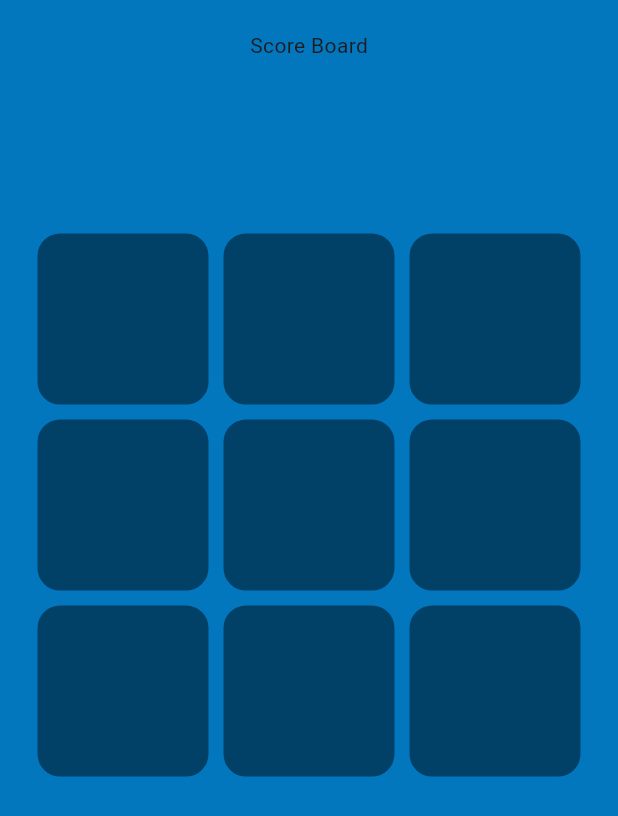
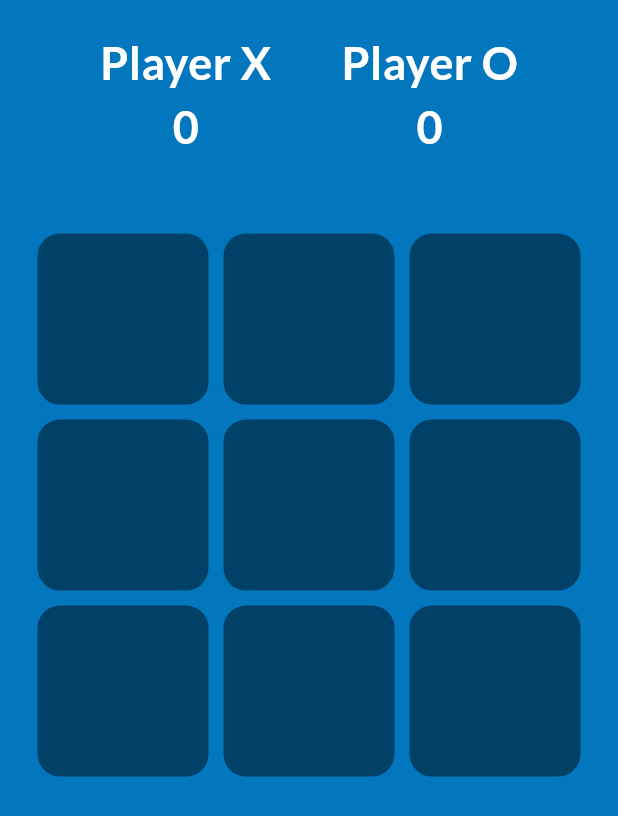
Before and after one commit to milanmhrjn/tic-tac-toe, a Flutter app: the screen it shows after launch, on a phone screen of 412 x 824 dp. Shown: the top 816 px of the screen. Run offline on Flutter 3.47's test engine with Material 3 defaults, Android fonts, the phone set to English and light mode, and no system bars; our stand-ins replace google_fonts.

Commit message:
initial commit

```diff
--- a/lib/screens/gameScreen.dart
+++ b/lib/screens/gameScreen.dart
@@ -23,6 +23,9 @@ class _gameScreenState extends State<gameScreen> {
     '',
   ];
   String result = '';
+  int oScore = 0;
+  int xScore = 0;
+  int filledBoxes = 0;
   @override
   Widget build(BuildContext context) {
     return Scaffold(
@@ -32,7 +35,50 @@ class _gameScreenState extends State<gameScreen> {
           padding: const EdgeInsets.all(20),
           child: Column(
             children: [
-              Expanded(flex: 1, child: Text("Score Board")),
+              Expanded(
+                  flex: 1,
+                  child: Container(
+                    child: Row(
+                        mainAxisAlignment: MainAxisAlignment.spaceEvenly,
+                        children: [
+                          Column(
+                            children: [
+                              Text(
+                                "Player X",
+                                style: GoogleFonts.lato(
+                                    color: Colors.white,
+                                    fontSize: 30,
+                                    fontWeight: FontWeight.bold),
+                              ),
+                              Text(
+                                xScore.toString(),
+                                style: GoogleFonts.lato(
+                                    color: Colors.white,
+                                    fontSize: 30,
+                                    fontWeight: FontWeight.bold),
+                              )
+                            ],
+                          ),
+                          Column(
+                            children: [
+                              Text(
+                                "Player O",
+                                style: GoogleFonts.lato(
+                                    color: Colors.white,
+                                    fontSize: 30,
+                                    fontWeight: FontWeight.bold),
+                              ),
+                              Text(
+                                oScore.toString(),
+                                style: GoogleFonts.lato(
+                                    color: Colors.white,
+                                    fontSize: 30,
+                                    fontWeight: FontWeight.bold),
+                              )
+                            ],
+                          ),
+                        ]),
+                  )),
               Expanded(
                   flex: 3,
                   child: GridView.builder(
@@ -91,6 +137,7 @@ class _gameScreenState extends State<gameScreen> {
         display[0] != "") {
       setState(() {
         result = 'Player ' + display[0] + ' wins';
+        updateScore(display[0]);
       });
     }
 
@@ -100,6 +147,7 @@ class _gameScreenState extends State<gameScreen> {
         display[3] != "") {
       setState(() {
         result = 'Player ' + display[3] + ' wins';
+        updateScore(display[3]);
       });
     }
     //check third row
@@ -107,7 +155,8 @@ class _gameScreenState extends State<gameScreen> {
         display[6] == display[8] &&
         display[6] != "") {
       setState(() {
-        result = 'Player ' + display[3] + ' wins';
+        result = 'Player ' + display[6] + ' wins';
+        updateScore(display[6]);
       });
     }
     //check first column
@@ -116,6 +165,7 @@ class _gameScreenState extends State<gameScreen> {
         display[0] != "") {
       setState(() {
         result = 'Player ' + display[0] + ' wins';
+        updateScore(display[0]);
       });
     }
     //check second column
@@ -124,6 +174,7 @@ class _gameScreenState extends State<gameScreen> {
         display[1] != "") {
       setState(() {
         result = 'Player ' + display[1] + ' wins';
+        updateScore(display[1]);
       });
     }
     //check third column
@@ -132,6 +183,7 @@ class _gameScreenState extends State<gameScreen> {
         display[2] != "") {
       setState(() {
         result = 'Player ' + display[2] + ' wins';
+        updateScore(display[2]);
       });
     }
     //check first diagonal
@@ -140,6 +192,7 @@ class _gameScreenState extends State<gameScreen> {
         display[0] != "") {
       setState(() {
         result = 'Player ' + display[0] + ' wins';
+        updateScore(display[0]);
       });
     }
     //check second diagonal
@@ -148,7 +201,16 @@ class _gameScreenState extends State<gameScreen> {
         display[2] != "") {
       setState(() {
         result = 'Player ' + display[2] + ' wins';
+        updateScore(display[2]);
       });
     }
   }
+
+  void updateScore(String winner) {
+    if (winner == "X") {
+      xScore++;
+    } else if (winner == "O") {
+      oScore++;
+    }
+  }
 }
```
